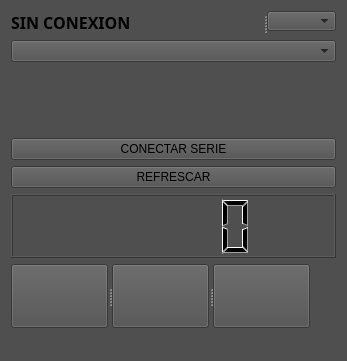
Above: interfaz/mainwindow.ui from Ramaora/TPO before the change. Below: the same form after it.
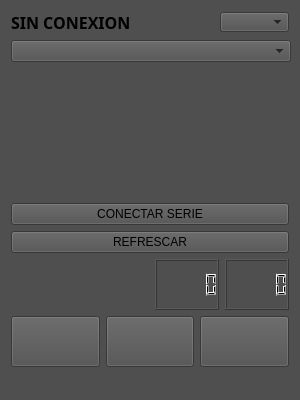
That is the form after the change. Icons and pictures are not drawn.

```diff
--- a/interfaz/mainwindow.ui
+++ b/interfaz/mainwindow.ui
@@ -6,14 +6,14 @@
    <rect>
     <x>0</x>
     <y>0</y>
-    <width>347</width>
-    <height>361</height>
+    <width>300</width>
+    <height>400</height>
    </rect>
   </property>
   <property name="minimumSize">
    <size>
     <width>300</width>
-    <height>100</height>
+    <height>400</height>
    </size>
   </property>
   <property name="windowTitle">
@@ -24,12 +24,12 @@
 background-color: rgb(79, 79, 79);</string>
   </property>
   <widget class="QWidget" name="centralWidget">
-   <layout class="QVBoxLayout" name="verticalLayout">
+   <layout class="QVBoxLayout" name="verticalLayout_4">
     <item>
-     <widget class="QSplitter" name="splitter_3">
-      <property name="orientation">
-       <enum>Qt::Horizontal</enum>
-      </property>
+     <layout class="QVBoxLayout" name="verticalLayout_2">
+      <item>
+       <layout class="QHBoxLayout" name="horizontalLayout_3">
+        <item>
       <widget class="QLabel" name="LABELCANCION">
        <property name="font">
         <font>
@@ -46,10 +46,8 @@
         <string>&lt;html&gt;&lt;head/&gt;&lt;body&gt;&lt;p&gt;SIN CONEXION&lt;/p&gt;&lt;/body&gt;&lt;/html&gt;</string>
        </property>
       </widget>
-      <widget class="QSplitter" name="splitter">
-       <property name="orientation">
-        <enum>Qt::Vertical</enum>
-       </property>
+        </item>
+        <item>
        <widget class="QComboBox" name="comboBox_puertos">
         <property name="maximumSize">
          <size>
@@ -58,14 +56,14 @@
          </size>
         </property>
        </widget>
-      </widget>
-     </widget>
+        </item>
+       </layout>
     </item>
     <item>
      <widget class="QComboBox" name="listacanciones">
       <property name="minimumSize">
        <size>
-        <width>301</width>
+          <width>280</width>
         <height>21</height>
        </size>
       </property>
@@ -216,12 +214,46 @@
       </property>
      </widget>
     </item>
+     </layout>
+    </item>
     <item>
-     <widget class="QSplitter" name="splitter_5">
+     <layout class="QHBoxLayout" name="horizontalLayout_4">
+      <item>
+       <spacer name="horizontalSpacer_2">
       <property name="orientation">
        <enum>Qt::Horizontal</enum>
       </property>
+        <property name="sizeHint" stdset="0">
+         <size>
+          <width>40</width>
+          <height>20</height>
+         </size>
+        </property>
+       </spacer>
+      </item>
+      <item>
+       <layout class="QVBoxLayout" name="verticalLayout_3">
+        <item>
+         <spacer name="verticalSpacer_2">
+          <property name="orientation">
+           <enum>Qt::Vertical</enum>
+          </property>
+          <property name="sizeHint" stdset="0">
+           <size>
+            <width>20</width>
+            <height>40</height>
+           </size>
+          </property>
+         </spacer>
+        </item>
+        <item>
       <widget class="QLabel" name="label">
+          <property name="sizePolicy">
+           <sizepolicy hsizetype="Maximum" vsizetype="Maximum">
+            <horstretch>0</horstretch>
+            <verstretch>0</verstretch>
+           </sizepolicy>
+          </property>
        <property name="maximumSize">
         <size>
          <width>241</width>
@@ -238,8 +270,39 @@
         <bool>true</bool>
        </property>
       </widget>
-     </widget>
-    </item>
+        </item>
+        <item>
+         <spacer name="verticalSpacer">
+          <property name="orientation">
+           <enum>Qt::Vertical</enum>
+          </property>
+          <property name="sizeHint" stdset="0">
+           <size>
+            <width>20</width>
+            <height>40</height>
+           </size>
+          </property>
+         </spacer>
+        </item>
+       </layout>
+      </item>
+      <item>
+       <spacer name="horizontalSpacer_3">
+        <property name="orientation">
+         <enum>Qt::Horizontal</enum>
+        </property>
+        <property name="sizeHint" stdset="0">
+         <size>
+          <width>40</width>
+          <height>20</height>
+         </size>
+        </property>
+       </spacer>
+      </item>
+     </layout>
+    </item>
+    <item>
+     <layout class="QVBoxLayout" name="verticalLayout">
     <item>
      <widget class="QPushButton" name="pushButton_conectar">
       <property name="text">
@@ -254,25 +317,48 @@
       </property>
      </widget>
     </item>
+     </layout>
+    </item>
     <item>
-     <widget class="QLCDNumber" name="lcdNumber">
+     <layout class="QHBoxLayout" name="horizontalLayout">
+      <item>
+       <spacer name="horizontalSpacer">
+        <property name="orientation">
+         <enum>Qt::Horizontal</enum>
+        </property>
+        <property name="sizeHint" stdset="0">
+         <size>
+          <width>40</width>
+          <height>20</height>
+         </size>
+        </property>
+       </spacer>
+      </item>
+      <item>
+       <widget class="QLCDNumber" name="lcdNumberM">
       <property name="minimumSize">
        <size>
-        <width>281</width>
+          <width>40</width>
         <height>51</height>
        </size>
       </property>
      </widget>
     </item>
     <item>
-     <widget class="QSplitter" name="splitter_4">
-      <property name="orientation">
-       <enum>Qt::Horizontal</enum>
-      </property>
-      <widget class="QSplitter" name="splitter_2">
-       <property name="orientation">
-        <enum>Qt::Horizontal</enum>
-       </property>
+       <widget class="QLCDNumber" name="lcdNumberS">
+        <property name="minimumSize">
+         <size>
+          <width>40</width>
+          <height>51</height>
+         </size>
+        </property>
+       </widget>
+      </item>
+     </layout>
+    </item>
+    <item>
+     <layout class="QHBoxLayout" name="horizontalLayout_2">
+      <item>
        <widget class="QPushButton" name="pushButton_2">
         <property name="minimumSize">
          <size>
@@ -299,6 +385,8 @@
          </size>
         </property>
        </widget>
+      </item>
+      <item>
        <widget class="QPushButton" name="pushButton">
         <property name="minimumSize">
          <size>
@@ -325,6 +413,8 @@
          </size>
         </property>
        </widget>
+      </item>
+      <item>
        <widget class="QPushButton" name="pushButton_3">
         <property name="minimumSize">
          <size>
@@ -351,8 +441,8 @@
          </size>
         </property>
        </widget>
-      </widget>
-     </widget>
+      </item>
+     </layout>
     </item>
    </layout>
   </widget>
```
Lines whose indentation alone changed are shown as unchanged.
